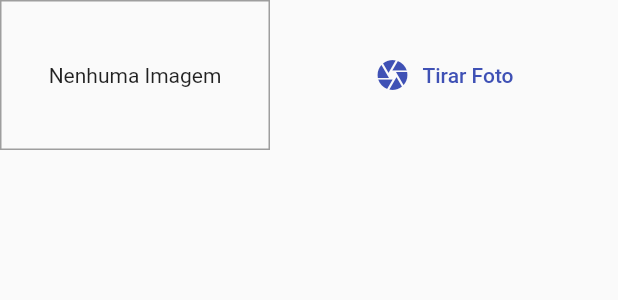
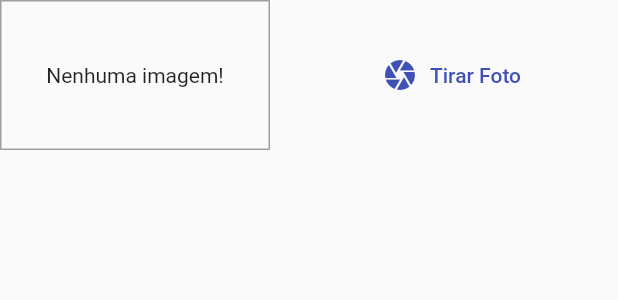
Before and after one commit to davicezarborgesdeveloper/great_places, a Flutter app: the ImageInput widget shown alone on an empty page, opened directly with empty values, after a tap on "Tirar Foto", on a phone screen of 412 x 824 dp. Shown: the top 300 px of the screen. Run offline on Flutter 3.47's test engine with Material 2 defaults, Android fonts, the phone set to English and light mode, and no system bars; our stand-ins replace image_picker, sqflite; missing offline and left inert: image_picker_for_web; accounts and stored records are empty.

Commit message:
sqlite implementado

```diff
--- a/lib/widgets/image_input.dart
+++ b/lib/widgets/image_input.dart
@@ -3,11 +3,12 @@ import 'dart:io';
 import 'package:flutter/material.dart';
 import 'package:image_picker/image_picker.dart';
 import 'package:path/path.dart' as path;
-import 'package:path_provider/path_provider.dart' as syspath;
+import 'package:path_provider/path_provider.dart' as syspaths;
 
 class ImageInput extends StatefulWidget {
   final Function onSelectImage;
-  const ImageInput(this.onSelectImage);
+
+  const ImageInput(this.onSelectImage, {Key? key}) : super(key: key);
 
   @override
   State<ImageInput> createState() => _ImageInputState();
@@ -17,8 +18,8 @@ class _ImageInputState extends State<ImageInput> {
   File? _storedImage;
 
   _takePicture() async {
-    final ImagePicker _picker = ImagePicker();
-    XFile imageFile = await _picker.pickImage(
+    final ImagePicker picker = ImagePicker();
+    XFile imageFile = await picker.pickImage(
       source: ImageSource.camera,
       maxWidth: 600,
     ) as XFile;
@@ -26,9 +27,12 @@ class _ImageInputState extends State<ImageInput> {
     setState(() {
       _storedImage = File(imageFile.path);
     });
-    final appDir = await syspath.getApplicationDocumentsDirectory();
+
+    final appDir = await syspaths.getApplicationDocumentsDirectory();
     String fileName = path.basename(_storedImage!.path);
-    final savedImage = await _storedImage!.copy('${appDir.path}/$fileName');
+    final savedImage = await _storedImage!.copy(
+      '${appDir.path}/$fileName',
+    );
     widget.onSelectImage(savedImage);
   }
 
@@ -40,10 +44,7 @@ class _ImageInputState extends State<ImageInput> {
           width: 180,
           height: 100,
           decoration: BoxDecoration(
-            border: Border.all(
-              width: 1,
-              color: Colors.grey,
-            ),
+            border: Border.all(width: 1, color: Colors.grey),
           ),
           alignment: Alignment.center,
           child: _storedImage != null
@@ -52,19 +53,16 @@ class _ImageInputState extends State<ImageInput> {
                   width: double.infinity,
                   fit: BoxFit.cover,
                 )
-              : const Text('Nenhuma Imagem'),
+              : const Text('Nenhuma imagem!'),
         ),
-        const SizedBox(height: 10),
+        const SizedBox(width: 10),
         Expanded(
           child: TextButton.icon(
             icon: const Icon(Icons.camera),
             label: const Text('Tirar Foto'),
-            style: TextButton.styleFrom(
-              foregroundColor: Theme.of(context).primaryColor,
-            ),
             onPressed: _takePicture,
           ),
-        )
+        ),
       ],
     );
   }
--- a/pubspec.yaml
+++ b/pubspec.yaml
@@ -40,6 +40,7 @@ dependencies:
   image_picker: ^0.8.7
   path_provider: ^2.0.13
   path: ^1.8.2
+  sqflite: ^2.2.5
 
 dev_dependencies:
   flutter_test:
```
Also changed, not shown: lib/generated_plugin_registrant.dart (added, +17 -0 lines), lib/main.dart (+8 -20 lines), lib/models/place.dart (+6 -3 lines), lib/providers/great_places.dart (+28 -3 lines), lib/screens/place_form_screen.dart (+11 -6 lines), lib/screens/places_list_screen.dart (+19 -10 lines), lib/utils/db_util.dart (added, +31 -0 lines), pubspec.lock.
